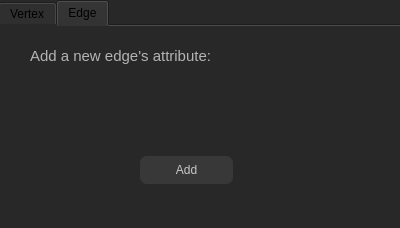
Qt form resource/gui/AddAttributesDialog.ui (dthung1602/NetworkVisualization) before a commit.
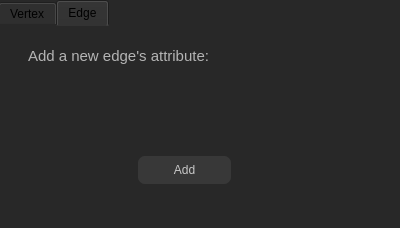
The same form after that commit.

```diff
--- a/resource/gui/AddAttributesDialog.ui
+++ b/resource/gui/AddAttributesDialog.ui
@@ -25,6 +25,9 @@
      <height>231</height>
     </rect>
    </property>
+   <property name="styleSheet">
+    <string notr="true">QTabWidget::pane{border:0px}</string>
+   </property>
    <property name="currentIndex">
     <number>1</number>
    </property>
```
